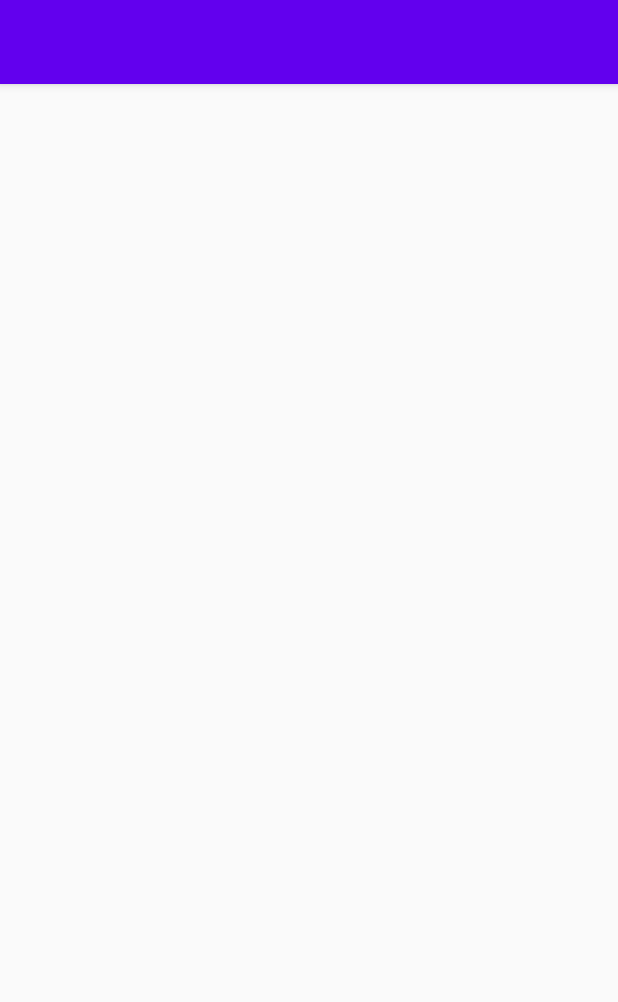
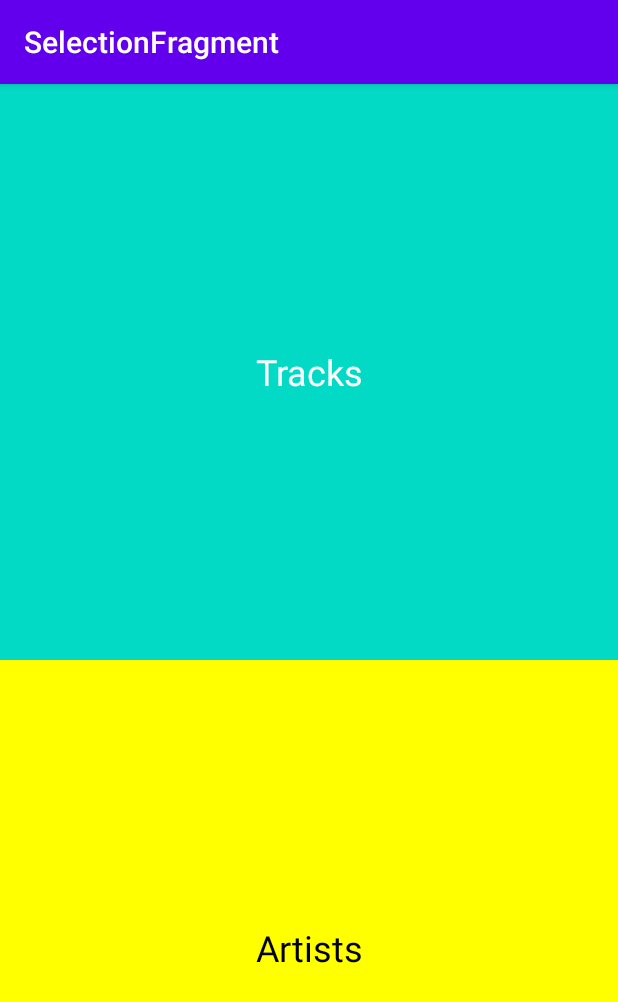
Before and after one commit to juandgaines/lastfm, an Android app: the screen it shows after launch (MainActivity), on a phone screen of 412 x 824 dp. Shown: the top 1002 px of the screen. Run offline under Robolectric (Android 15) with nearby library versions, the phone set to English and light mode, and no system bars; our stand-ins replace Room's generated code, data binding, navigation-ui, paging; libraries missing offline, so code that uses them is left out: androidx.paging; 6 statements that could not run were skipped.

Commit message:
feat: Navigation ready for artist and tracks
Selection fragment added to navigate to tracks or artist. Synchronized
with toolbar as well.

```diff
--- a/app/build.gradle
+++ b/app/build.gradle
@@ -34,6 +34,10 @@ android {
     compileOptions {
         sourceCompatibility JavaVersion.VERSION_1_8
         targetCompatibility JavaVersion.VERSION_1_8
+    }
+
+    kotlinOptions {
+        jvmTarget = JavaVersion.VERSION_1_8.toString()
     }
 
 }
--- a/app/src/main/java/com/example/lasftfm/ui/MainActivity.kt
+++ b/app/src/main/java/com/example/lasftfm/ui/MainActivity.kt
@@ -9,6 +9,8 @@ import androidx.lifecycle.Observer
 import androidx.lifecycle.ViewModelProvider
 import androidx.navigation.NavController
 import androidx.navigation.findNavController
+import androidx.navigation.ui.AppBarConfiguration
+import androidx.navigation.ui.setupWithNavController
 import com.example.lasftfm.R
 import com.example.lasftfm.databinding.ActivityMainBinding
 import com.example.lasftfm.db.LastFmDatabase
@@ -39,52 +41,7 @@ class MainActivity : AppCompatActivity() {
         val viewModelFactory = LastFmViewModelFactory(repo)
         lastFmViewModel =
             ViewModelProvider(this, viewModelFactory).get(ListLastFmViewModel::class.java)
-        initAdapter()
-
-/*        databinding.trackList.apply {
-            adapter=adapterTracks
-        }
-        databinding.artistList.apply {
-            adapter=adapterArtists
-        }
-        lastFmViewModel.tracks.observe(this, Observer {
-            adapterTracks.submitList(it)
-        })
-        lastFmViewModel.artists.observe(this, Observer {
-            adapterArtists.submitList(it)
-        })*/
-
-    }
-
-
-    private fun initAdapter() {
-/*        //tracks
-        adapterTracks=
-            TrackAdapter(TrackListener {
-                Toast.makeText(this@MainActivity, "$it", Toast.LENGTH_SHORT).show()
-            })
-        databinding.trackList.adapter = adapterTracks
-        lastFmViewModel.tracks.observe(this, Observer{
-            Log.d("Activity", "list: ${it?.size}")
-            adapterTracks.submitList(it)
-        })
-        lastFmViewModel.networkErrors.observe(this, Observer<String> {
-            Toast.makeText(this, "Error: $it", Toast.LENGTH_LONG).show()
-        })
-
-        //artists
-
-        adapterArtists=
-            ArtistsAdapter(ArtistListener {
-                Toast.makeText(this@MainActivity, "$it", Toast.LENGTH_SHORT).show()
-            })
-        databinding.artistList.adapter = adapterTracks
-        lastFmViewModel.artists.observe(this, Observer{
-            Log.d("Activity", "list: ${it?.size}")
-            adapterArtists.submitList(it)
-        })
-        lastFmViewModel.networkErrorsArtist.observe(this, Observer<String> {
-            Toast.makeText(this, "Error: $it", Toast.LENGTH_LONG).show()
-        })*/
+        val appBarConfiguration = AppBarConfiguration(navController.graph)
+        databinding.toolbar.setupWithNavController(navController,appBarConfiguration)
     }
 }
--- /dev/null
+++ b/app/src/main/java/com/example/lasftfm/ui/fragments/ArtistsFragment.kt
@@ -0,0 +1,74 @@
+package com.example.lasftfm.ui.fragments
+
+import android.os.Bundle
+import android.util.Log
+import androidx.fragment.app.Fragment
+import android.view.LayoutInflater
+import android.view.View
+import android.view.ViewGroup
+import android.widget.Toast
+import androidx.databinding.DataBindingUtil
+import androidx.lifecycle.Observer
+import androidx.lifecycle.ViewModelProvider
+
+import com.example.lasftfm.R
+import com.example.lasftfm.databinding.FragmentArtistsBinding
+import com.example.lasftfm.databinding.FragmentTracksBinding
+import com.example.lasftfm.db.LastFmDatabase
+import com.example.lasftfm.network.Network
+import com.example.lasftfm.repository.LastFmRepo
+import com.example.lasftfm.ui.LastFmViewModelFactory
+import com.example.lasftfm.ui.ListLastFmViewModel
+import com.example.lasftfm.ui.adapters.ArtistListener
+import com.example.lasftfm.ui.adapters.ArtistsAdapter
+import com.example.lasftfm.ui.adapters.TrackAdapter
+import com.example.lasftfm.ui.adapters.TrackListener
+
+/**
+ * A simple [Fragment] subclass.
+ */
+class ArtistsFragment : Fragment() {
+
+    private lateinit var lastFmViewModel: ListLastFmViewModel
+    private lateinit var adapterArtists: ArtistsAdapter
+    private lateinit var binding: FragmentArtistsBinding
+    override fun onCreateView(
+        inflater: LayoutInflater, container: ViewGroup?,
+        savedInstanceState: Bundle?
+    ): View? {
+        // Inflate the layout for this fragment
+
+        val dataSource = LastFmDatabase.getInstance(activity!!.application)
+        val repo = LastFmRepo(Network.lastFm, dataSource)
+        val viewModelFactory = LastFmViewModelFactory(repo)
+        lastFmViewModel =
+            ViewModelProvider(activity!!, viewModelFactory).get(ListLastFmViewModel::class.java)
+        binding =
+            DataBindingUtil.inflate(inflater, R.layout.fragment_artists, container, false)
+
+        initAdapter()
+
+        binding.artistList.apply {
+            adapter = adapter
+        }
+        return binding.root
+    }
+
+
+    private fun initAdapter() {
+        //tracks
+        adapterArtists =
+            ArtistsAdapter(ArtistListener {
+                Toast.makeText(activity!!.applicationContext, "$it", Toast.LENGTH_SHORT).show()
+            })
+        binding.artistList.adapter = adapterArtists
+        lastFmViewModel.artists.observe(viewLifecycleOwner, Observer {
+            Log.d("Activity", "list: ${it?.size}")
+            adapterArtists.submitList(it)
+        })
+        lastFmViewModel.networkErrors.observe(viewLifecycleOwner, Observer<String> {
+            Toast.makeText(activity!!.applicationContext, "Error: $it", Toast.LENGTH_LONG).show()
+        })
+    }
+
+}
--- /dev/null
+++ b/app/src/main/java/com/example/lasftfm/ui/fragments/SelectionFragment.kt
@@ -0,0 +1,33 @@
+package com.example.lasftfm.ui.fragments
+
+import android.os.Bundle
+import androidx.fragment.app.Fragment
+import android.view.LayoutInflater
+import android.view.View
+import android.view.ViewGroup
+import androidx.databinding.DataBindingUtil
+import androidx.navigation.findNavController
+
+import com.example.lasftfm.R
+import com.example.lasftfm.databinding.FragmentSelectionBinding
+
+class SelectionFragment : Fragment() {
+
+    private lateinit var binding:FragmentSelectionBinding
+    override fun onCreateView(
+        inflater: LayoutInflater, container: ViewGroup?,
+        savedInstanceState: Bundle?
+    ): View? {
+        // Inflate the layout for this fragment
+        binding= DataBindingUtil.inflate(inflater,R.layout.fragment_selection, container, false)
+
+        binding.tracks.setOnClickListener {
+            activity?.findNavController(R.id.myNavHostFragment)?.navigate(R.id.action_selectionFragment_to_tracksFragment)
+        }
+        binding.artist.setOnClickListener {
+            activity?.findNavController(R.id.myNavHostFragment)?.navigate(R.id.action_selectionFragment_to_artistsFragment)
+        }
+        return binding.root
+    }
+
+}
--- a/app/src/main/res/layout/activity_main.xml
+++ b/app/src/main/res/layout/activity_main.xml
@@ -6,44 +6,6 @@
     <data>
 
     </data>
-
-    <!--<androidx.constraintlayout.widget.ConstraintLayout
-        android:layout_width="match_parent"
-        android:layout_height="match_parent"
-        tools:context=".ui.MainActivity">
-
-        <androidx.recyclerview.widget.RecyclerView
-            android:id="@+id/track_list"
-            android:layout_width="0dp"
-            android:layout_height="0dp"
-            android:visibility="gone"
-            app:layoutManager="androidx.recyclerview.widget.GridLayoutManager"
-            app:layout_constraintBottom_toBottomOf="parent"
-            app:layout_constraintEnd_toEndOf="parent"
-            app:layout_constraintHorizontal_bias="0.0"
-            app:layout_constraintStart_toStartOf="parent"
-            app:layout_constraintTop_toTopOf="parent"
-            app:layout_constraintVertical_bias="0.0"
-            app:spanCount="2"
-            tools:itemCount="30"
-            tools:listitem="@layout/item_track_view" />
-
-        <androidx.recyclerview.widget.RecyclerView
-            android:id="@+id/artist_list"
-            android:layout_width="0dp"
-            android:layout_height="0dp"
-            app:layoutManager="androidx.recyclerview.widget.GridLayoutManager"
-            app:layout_constraintBottom_toBottomOf="parent"
-            app:layout_constraintEnd_toEndOf="parent"
-            app:layout_constraintHorizontal_bias="0.0"
-            app:layout_constraintStart_toStartOf="parent"
-            app:layout_constraintTop_toTopOf="parent"
-            app:layout_constraintVertical_bias="0.0"
-            app:spanCount="2"
-            tools:itemCount="30"
-            tools:listitem="@layout/item_track_view" />
-
-    </androidx.constraintlayout.widget.ConstraintLayout>-->
 
     <androidx.coordinatorlayout.widget.CoordinatorLayout
         android:layout_width="match_parent"
@@ -58,7 +20,9 @@
                 android:id="@+id/toolbar"
                 android:layout_width="match_parent"
                 android:layout_height="?attr/actionBarSize"
-                android:background="?attr/colorPrimary"/>
+                android:background="?attr/colorPrimary"
+                app:theme="@style/ThemeOverlay.AppCompat.Dark.ActionBar"
+                app:popupTheme="@style/ThemeOverlay.AppCompat.Light"/>
 
         </com.google.android.material.appbar.AppBarLayout>
 
--- /dev/null
+++ b/app/src/main/res/layout/fragment_artists.xml
@@ -0,0 +1,30 @@
+<?xml version="1.0" encoding="utf-8"?>
+<layout xmlns:android="http://schemas.android.com/apk/res/android"
+    xmlns:tools="http://schemas.android.com/tools"
+    xmlns:app="http://schemas.android.com/apk/res-auto">
+
+    <data>
+
+    </data>
+
+    <androidx.constraintlayout.widget.ConstraintLayout
+        android:layout_width="match_parent"
+        android:layout_height="match_parent">
+
+        <androidx.recyclerview.widget.RecyclerView
+            android:id="@+id/artist_list"
+            android:layout_width="0dp"
+            android:layout_height="0dp"
+            app:layoutManager="androidx.recyclerview.widget.GridLayoutManager"
+            app:layout_constraintBottom_toBottomOf="parent"
+            app:layout_constraintEnd_toEndOf="parent"
+            app:layout_constraintHorizontal_bias="0.0"
+            app:layout_constraintStart_toStartOf="parent"
+            app:layout_constraintTop_toTopOf="parent"
+            app:layout_constraintVertical_bias="0.0"
+            app:spanCount="2"
+            tools:itemCount="30"
+            tools:listitem="@layout/item_artist_view" />
+
+    </androidx.constraintlayout.widget.ConstraintLayout>
+</layout>
--- /dev/null
+++ b/app/src/main/res/layout/fragment_selection.xml
@@ -0,0 +1,40 @@
+<?xml version="1.0" encoding="utf-8"?>
+<layout xmlns:android="http://schemas.android.com/apk/res/android"
+    xmlns:tools="http://schemas.android.com/tools">
+
+    <data>
+
+    </data>
+
+    <LinearLayout
+        android:layout_width="match_parent"
+        android:layout_height="match_parent"
+        android:orientation="vertical"
+        tools:context=".ui.fragments.SelectionFragment">
+
+        <!-- TODO: Update blank fragment layout -->
+        <TextView
+            android:id="@+id/tracks"
+            android:layout_width="match_parent"
+            android:layout_height="0dp"
+            android:layout_weight="1"
+            android:background="@color/colorAccent"
+            android:gravity="center"
+            android:text="@string/tracks"
+            android:textColor="@android:color/white"
+            android:textSize="24sp" />
+
+        <TextView
+            android:id="@+id/artist"
+            android:layout_width="match_parent"
+            android:layout_height="0dp"
+            android:layout_weight="1"
+            android:background="@color/seccondaryAccent"
+            android:gravity="center"
+            android:text="@string/artists"
+            android:textColor="@android:color/black"
+            android:textSize="24sp" />
+
+
+    </LinearLayout>
+</layout>
--- a/app/src/main/res/navigation/navigation.xml
+++ b/app/src/main/res/navigation/navigation.xml
@@ -3,11 +3,28 @@
     xmlns:app="http://schemas.android.com/apk/res-auto"
     xmlns:tools="http://schemas.android.com/tools"
     android:id="@+id/navigation"
-    app:startDestination="@id/tracksFragment">
+    app:startDestination="@id/selectionFragment">
 
     <fragment
         android:id="@+id/tracksFragment"
         android:name="com.example.lasftfm.ui.fragments.TracksFragment"
         android:label="TracksFragment"
         tools:layout="@layout/fragment_tracks" />
+    <fragment
+        android:id="@+id/selectionFragment"
+        android:name="com.example.lasftfm.ui.fragments.SelectionFragment"
+        tools:layout="@layout/fragment_selection"
+        android:label="SelectionFragment" >
+        <action
+            android:id="@+id/action_selectionFragment_to_tracksFragment"
+            app:destination="@id/tracksFragment" />
+        <action
+            android:id="@+id/action_selectionFragment_to_artistsFragment"
+            app:destination="@id/artistsFragment" />
+    </fragment>
+    <fragment
+        android:id="@+id/artistsFragment"
+        android:name="com.example.lasftfm.ui.fragments.ArtistsFragment"
+        android:label="ArtistsFragment"
+        tools:layout="@layout/fragment_artists"/>
 </navigation>
--- a/app/src/main/res/values/colors.xml
+++ b/app/src/main/res/values/colors.xml
@@ -3,4 +3,5 @@
     <color name="colorPrimary">#6200EE</color>
     <color name="colorPrimaryDark">#3700B3</color>
     <color name="colorAccent">#03DAC5</color>
+    <color name="seccondaryAccent">#FFFF00</color>
 </resources>
--- a/app/src/main/res/values/strings.xml
+++ b/app/src/main/res/values/strings.xml
@@ -3,4 +3,6 @@
 
     <!-- TODO: Remove or change this placeholder text -->
     <string name="hello_blank_fragment">Hello blank fragment</string>
+    <string name="artists">Artists</string>
+    <string name="tracks">Tracks</string>
 </resources>
--- a/app/src/main/res/values/styles.xml
+++ b/app/src/main/res/values/styles.xml
@@ -8,4 +8,9 @@
         <item name="colorAccent">@color/colorAccent</item>
     </style>
 
+    <style name="ToolBarStyle" parent="Theme.AppCompat.Light">
+        <item name="android:textColorPrimary">@android:color/white</item>
+        <item name="android:background">@color/colorPrimary</item>
+    </style>
+
 </resources>
```
